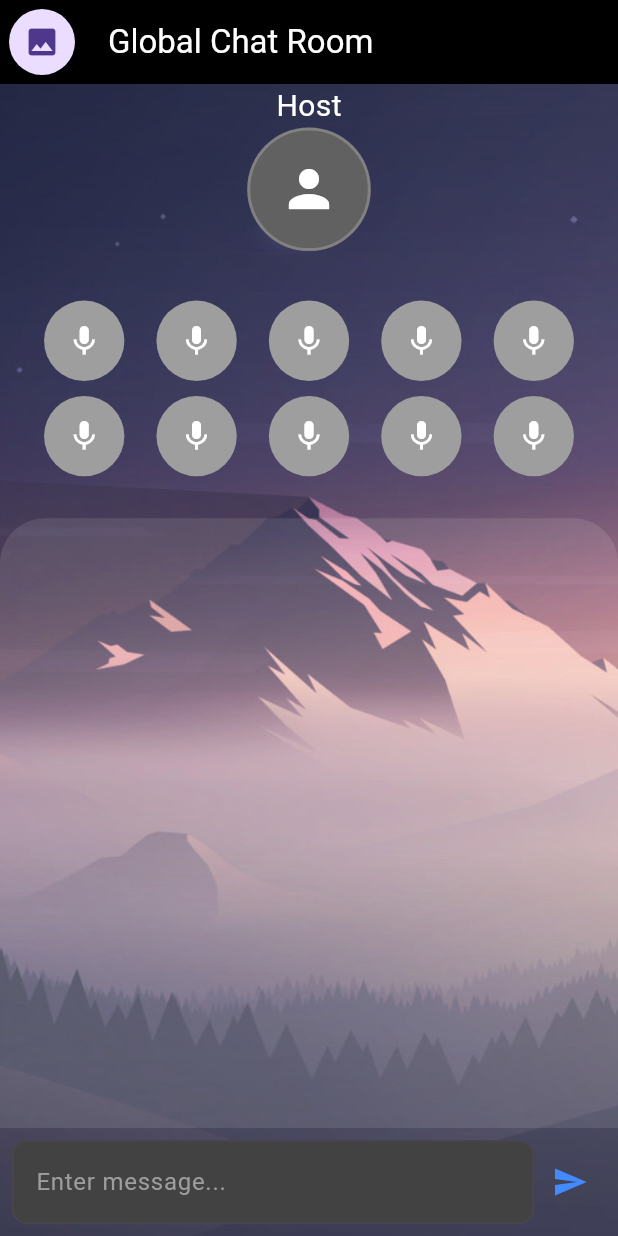
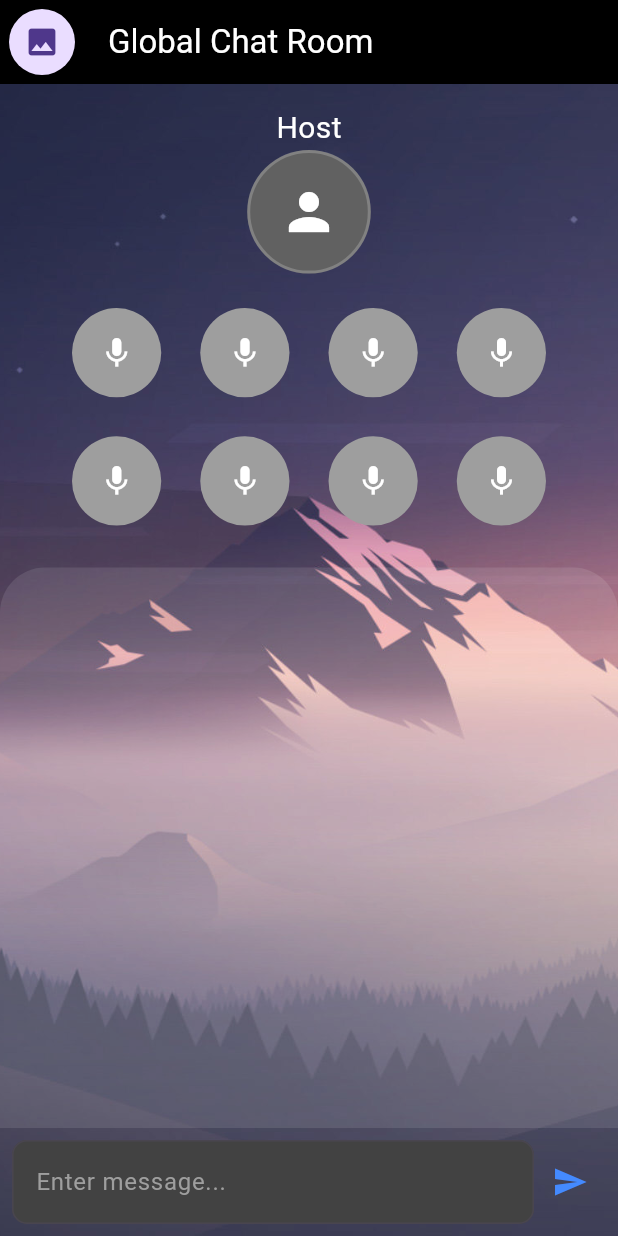
Before and after one commit to muzammil-939/vega, a Flutter app: the Room screen opened by its route, on a phone screen of 412 x 824 dp. Run offline on Flutter 3.47's test engine with Material 3 defaults, Android fonts, the phone set to English and light mode, and no system bars; our stand-ins replace firebase_auth, firebase_core, firebase_database, firebase_storage, flutter_riverpod, flutter_svg and 3 more; accounts and stored records are empty.

Commit message:
demo_updated

```diff
--- a/lib/providers/micprovider.dart
+++ b/lib/providers/micprovider.dart
@@ -27,7 +27,7 @@ class MicState {
 }
 
 class MicStateNotifier extends StateNotifier<List<MicState>> {
-  MicStateNotifier() : super(List.generate(10, (_) => MicState.empty()));
+  MicStateNotifier() : super(List.generate(8, (_) => MicState.empty()));
 
   final DatabaseReference _micRef =
       FirebaseDatabase.instance.ref('mic_assignments/');
@@ -38,7 +38,7 @@ class MicStateNotifier extends StateNotifier<List<MicState>> {
 
       if (data != null) {
         final updatedState = List<MicState>.generate(
-          10,
+          8,
           (index) {
             final micData = data['mic_$index'];
             return micData != null
--- a/lib/screens/room.dart
+++ b/lib/screens/room.dart
@@ -2,7 +2,6 @@ import 'package:flutter/material.dart';
 import 'package:firebase_auth/firebase_auth.dart';
 import 'package:firebase_database/firebase_database.dart';
 import 'package:flutter_riverpod/flutter_riverpod.dart';
-
 import '../providers/micprovider.dart';
 
 class Room extends ConsumerStatefulWidget {
@@ -269,6 +268,7 @@ class _RoomState extends ConsumerState<Room> {
           child: SafeArea(
             child: Column(
               children: [
+                const SizedBox(height: 15),
                 // Host UI
                 Row(
                   mainAxisAlignment: MainAxisAlignment.center,
@@ -304,29 +304,22 @@ class _RoomState extends ConsumerState<Room> {
                     ),
                   ],
                 ),
-                const SizedBox(height: 20),
+                const SizedBox(height: 15),
 
                 // Microphone UI
                 Align(
                   alignment: Alignment.topCenter,
                   child: Container(
-                    margin: const EdgeInsets.only(top: 5),
-                    child: Padding(
-                      padding: const EdgeInsets.all(8.0),
-                      child: Column(
-                        children: [
-                          Row(
-                            mainAxisAlignment: MainAxisAlignment.spaceEvenly,
+                    margin: const EdgeInsets.symmetric(horizontal: 40),
+                    child: GridView.count(
+                      shrinkWrap:
+                          true, // Ensures GridView takes only as much space as needed
+                      crossAxisCount: 4, // Number of columns in the grid
+                      mainAxisSpacing: 10, // Spacing between rows
+                      crossAxisSpacing: 10, // Spacing between columns
                       children: List.generate(
-                                5, (index) => buildMicContainer(index)),
-                          ),
-                          const SizedBox(height: 10),
-                          Row(
-                            mainAxisAlignment: MainAxisAlignment.spaceEvenly,
-                            children: List.generate(
-                                5, (index) => buildMicContainer(index + 5)),
-                          ),
-                        ],
+                        8, // Total number of mic containers
+                        (index) => buildMicContainer(index),
                       ),
                     ),
                   ),
@@ -488,6 +481,8 @@ class _RoomState extends ConsumerState<Room> {
           setState(() {});
         }
       },
+      child: Padding(
+        padding: const EdgeInsets.all(8.0),
         child: Container(
           width: screenWidth * 0.13,
           height: screenWidth * 0.13,
@@ -496,6 +491,7 @@ class _RoomState extends ConsumerState<Room> {
             borderRadius: BorderRadius.circular(50),
           ),
           child: const Icon(Icons.mic, color: Colors.white),
+        ),
       ),
     );
   }
--- a/lib/states/auth_state.dart
+++ b/lib/states/auth_state.dart
@@ -108,7 +108,7 @@ class PhoneAuthNotifier extends StateNotifier<PhoneAuthState> {
               "uid": customUid,
               "phoneNumber": value.user!.phoneNumber,
               "createdAt": DateTime.now().toIso8601String(),
-              "username": "user", // Default username
+              "username": customUid, // Default username
             });
             print("User data successfully stored in Firebase.");
           } catch (dbError) {
```
Also changed, not shown: lib/screens/custom_room.dart (+76 -46 lines), lib/screens/room_creation.dart (+7 -0 lines). Lines whose indentation alone changed are shown as unchanged.
